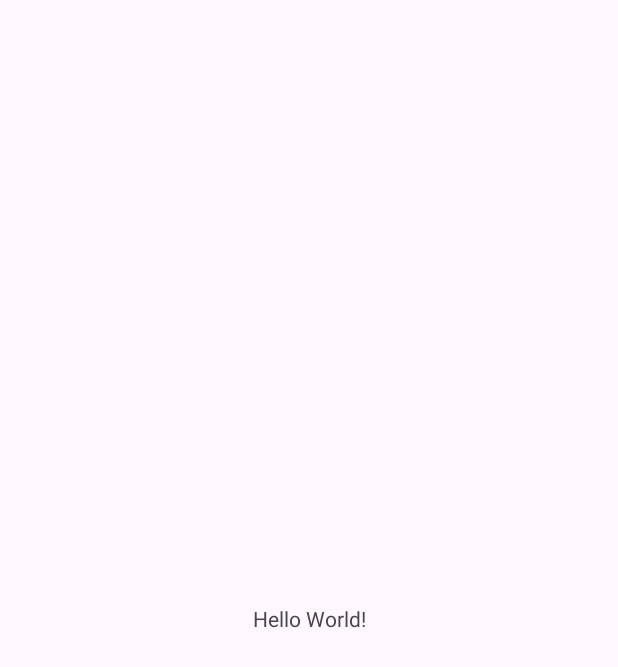
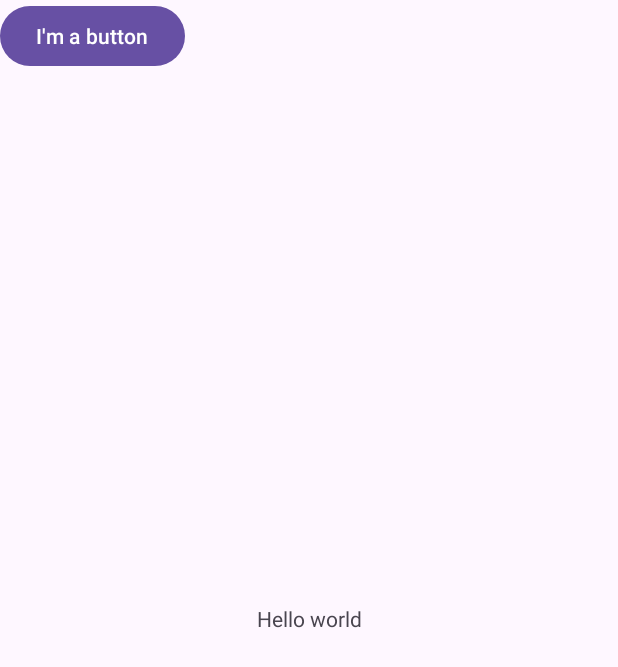
Before and after one commit to etorunski/InClassExamples_F23, an Android app: the screen it shows after launch (MainActivity), on a phone screen of 412 x 824 dp. Before the commit the part shown is almost empty. Shown: the top 667 px of the screen. Run offline under Robolectric (Android 15) with nearby library versions, the phone set to English and light mode, and no system bars.

```diff
--- a/app/src/main/java/algonquin/cst2335/inclassexamples_f23/MainActivity.java
+++ b/app/src/main/java/algonquin/cst2335/inclassexamples_f23/MainActivity.java
@@ -3,6 +3,7 @@ package algonquin.cst2335.inclassexamples_f23;
 import androidx.appcompat.app.AppCompatActivity;
 
 import android.os.Bundle;
+
 
 public class MainActivity extends AppCompatActivity {
 
--- a/app/src/main/res/layout/activity_main.xml
+++ b/app/src/main/res/layout/activity_main.xml
@@ -1,18 +1,28 @@
 <?xml version="1.0" encoding="utf-8"?>
-<androidx.constraintlayout.widget.ConstraintLayout xmlns:android="http://schemas.android.com/apk/res/android"
+<androidx.constraintlayout.widget.ConstraintLayout
+    xmlns:android="http://schemas.android.com/apk/res/android"
     xmlns:app="http://schemas.android.com/apk/res-auto"
     xmlns:tools="http://schemas.android.com/tools"
     android:layout_width="match_parent"
     android:layout_height="match_parent"
     tools:context=".MainActivity">
 
+
+    <!-- 1 - values-es-rCH -->
+    <!-- 2 - values-es -->
+    <!-- 3 - values -->
     <TextView
         android:layout_width="wrap_content"
         android:layout_height="wrap_content"
-        android:text="Hello World!"
+        android:text="@string/hello"
         app:layout_constraintBottom_toBottomOf="parent"
         app:layout_constraintEnd_toEndOf="parent"
         app:layout_constraintStart_toStartOf="parent"
         app:layout_constraintTop_toTopOf="parent" />
 
+   <Button android:layout_width="wrap_content"
+       android:layout_height="wrap_content"
+       android:text="@string/button_text"
+       />
+
 </androidx.constraintlayout.widget.ConstraintLayout>
--- a/app/src/main/res/values/strings.xml
+++ b/app/src/main/res/values/strings.xml
@@ -1,3 +1,6 @@
 <resources>
     <string name="app_name">InClassExamples_F23</string>
+    <string name="hello">Hello world</string>
+    <string name="button_text">I\'m a button</string>
+
 </resources>
```
Also changed, not shown: 4 other files.
